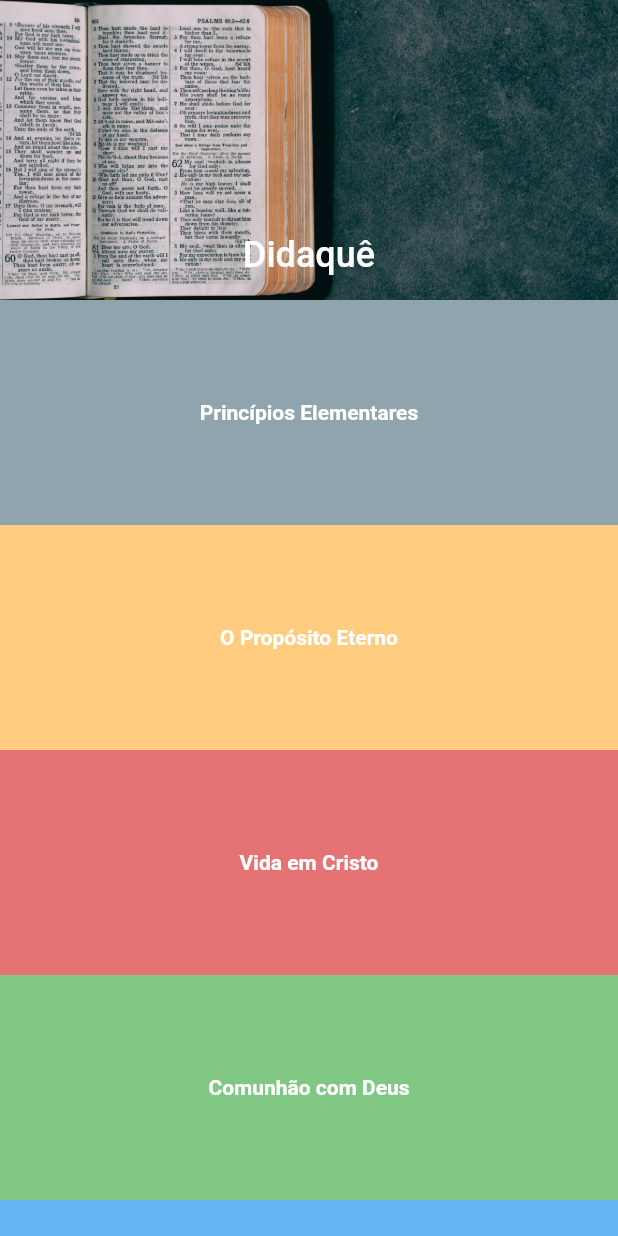
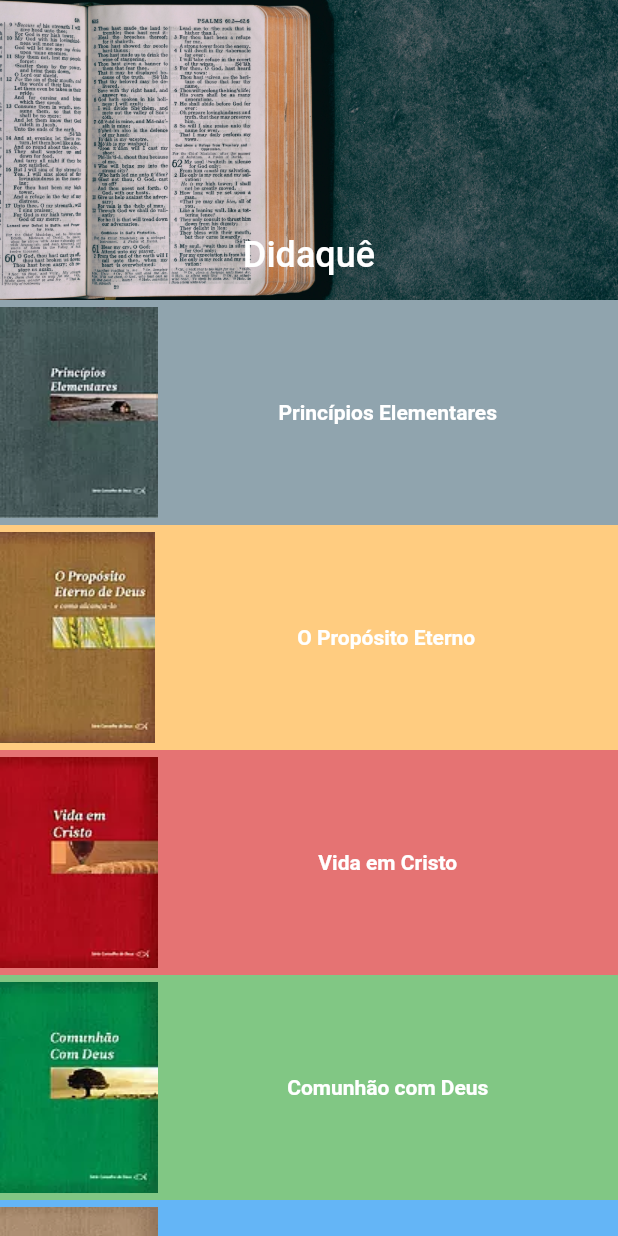
Before and after one commit to josajunior81/didaque-flutter, a Flutter app: the screen it shows after launch, on a phone screen of 412 x 824 dp. Run offline on Flutter 3.47's test engine with Material 2 defaults, Android fonts, the phone set to English and light mode, and no system bars.

Commit message:
imagens das apostilas e arquivo json

```diff
--- a/lib/main.dart
+++ b/lib/main.dart
@@ -26,9 +26,14 @@ class _ApostilasStatefulWidgetState extends State<ApostilasStatefulWidget> {
 
   @override
   Widget build(BuildContext context) {
-    Widget listItem(Color color, String title) => Container(
+    Widget listItem(Color color, String title, String image) => Container(
       height: 150.0,
       color: color,
+      child: Row(
+        children: [
+          Image.asset(image
+          ),
+          Expanded(
             child: Center(
               child: Text(
                 "$title",
@@ -40,6 +45,9 @@ class _ApostilasStatefulWidgetState extends State<ApostilasStatefulWidget> {
                 ),
               ),
             ),
+          ),
+        ],
+      ),
     );
 
     Color getColor(int index){
@@ -49,6 +57,16 @@ class _ApostilasStatefulWidgetState extends State<ApostilasStatefulWidget> {
         case 2: return Colors.red[300];
         case 3: return Colors.green[300];
         case 4: return Colors.blue[300];
+      }
+    }
+
+    String getImage(int index){
+      switch(index) {
+        case 0: return "images/apostila1.webp";
+        case 1: return "images/apostila2.webp";
+        case 2: return "images/apostila3.webp";
+        case 3: return "images/apostila4.webp";
+        case 4: return "images/apostila5.webp";
       }
     }
 
@@ -86,7 +104,7 @@ class _ApostilasStatefulWidgetState extends State<ApostilasStatefulWidget> {
             delegate: SliverChildBuilderDelegate(
                   (BuildContext context, int index) {
                     if (index > 4) return null;
-                return listItem(getColor(index), getTitle(index));
+                return listItem(getColor(index), getTitle(index), getImage(index));
               },
             ),
           )
```
Lines whose indentation alone changed are shown as unchanged.
